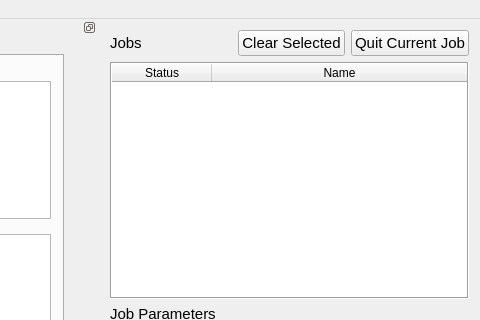
The window that mainwindow.ui (emptyewer/MAPster) describes before a commit, drawn with Qt 5; both pictures show x 544 to 1024 and y 0 to 320 of the 1024 by 700 pixel window.
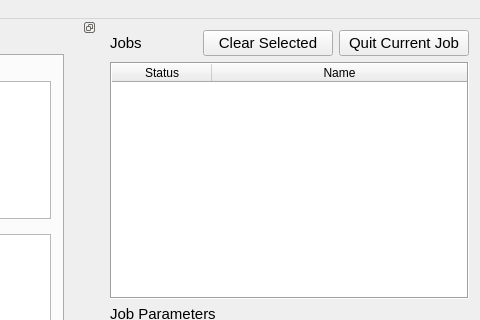
The same window after the commit. Custom widgets are drawn as their Qt base class.

Commit message: changed mainwindow ui and updated icons

```diff
--- a/mainwindow.ui
+++ b/mainwindow.ui
@@ -1562,6 +1562,12 @@
        </item>
        <item>
         <widget class="QPushButton" name="clear_queue_button">
+         <property name="minimumSize">
+          <size>
+           <width>130</width>
+           <height>0</height>
+          </size>
+         </property>
          <property name="font">
           <font>
            <pointsize>11</pointsize>
@@ -1579,6 +1585,12 @@
        </item>
        <item>
         <widget class="QPushButton" name="quit_current_job_button">
+         <property name="minimumSize">
+          <size>
+           <width>130</width>
+           <height>0</height>
+          </size>
+         </property>
          <property name="font">
           <font>
            <pointsize>11</pointsize>
```
The commit also changes 3 other files.
